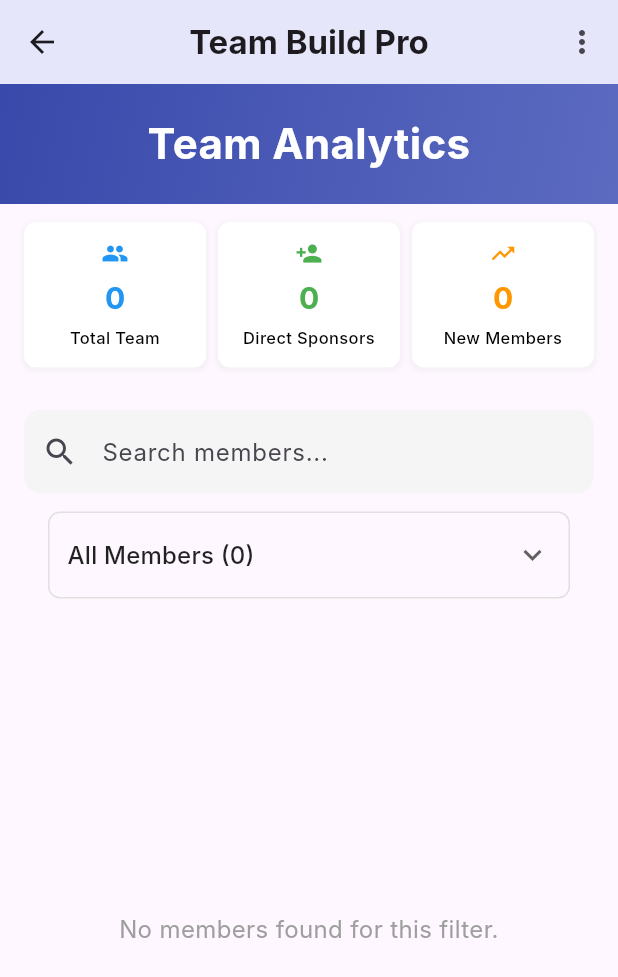
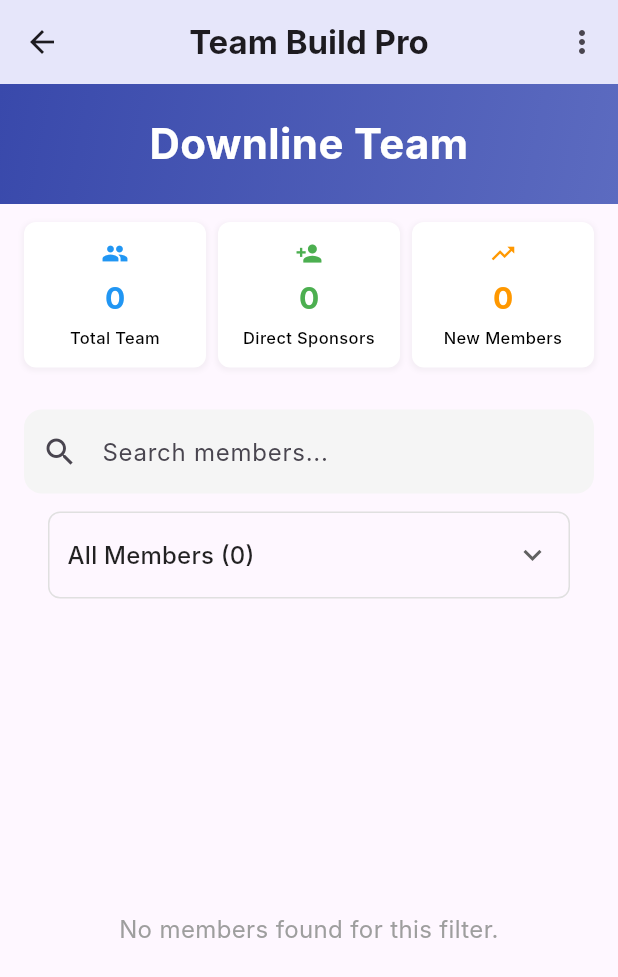
Before and after one commit to scscot/tbp, a Flutter app: the DownlineTeamScreen screen opened directly with empty values, on a phone screen of 412 x 824 dp. Shown: the top 977 px of the screen. Run offline on Flutter 3.47's test engine with Material 3 defaults, Android fonts, the phone set to English and light mode, and no system bars; our stand-ins replace app_links, cloud_firestore, cloud_functions, country_picker, firebase_auth, firebase_core and 13 more; accounts and stored records are empty; network calls fail; Roboto replaces fonts that are missing (Inter).

Commit message:
Updated Screen Title

```diff
--- a/lib/screens/downline_team_screen.dart
+++ b/lib/screens/downline_team_screen.dart
@@ -267,7 +267,7 @@ class _DownlineTeamScreenState extends State<DownlineTeamScreen>
         ),
       ),
       child: const Text(
-        'Team Analytics',
+        'Downline Team',
         textAlign: TextAlign.center,
         style: TextStyle(
           fontSize: 28,
```
